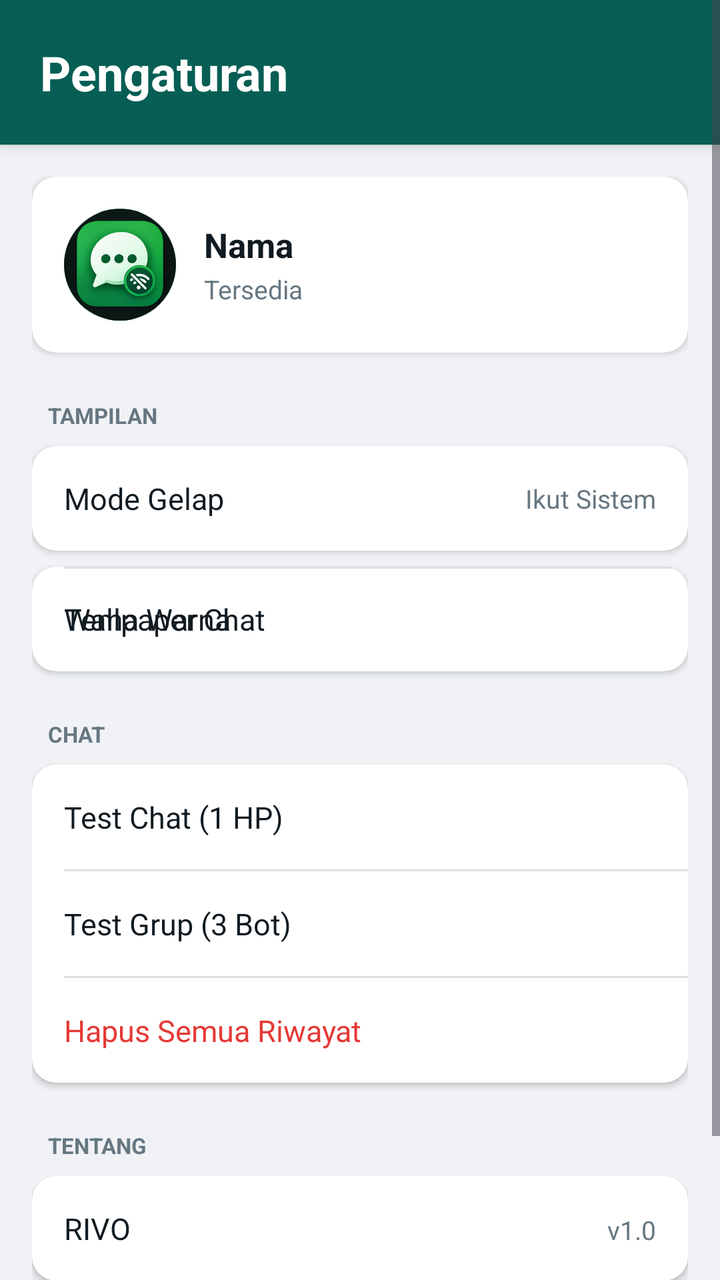
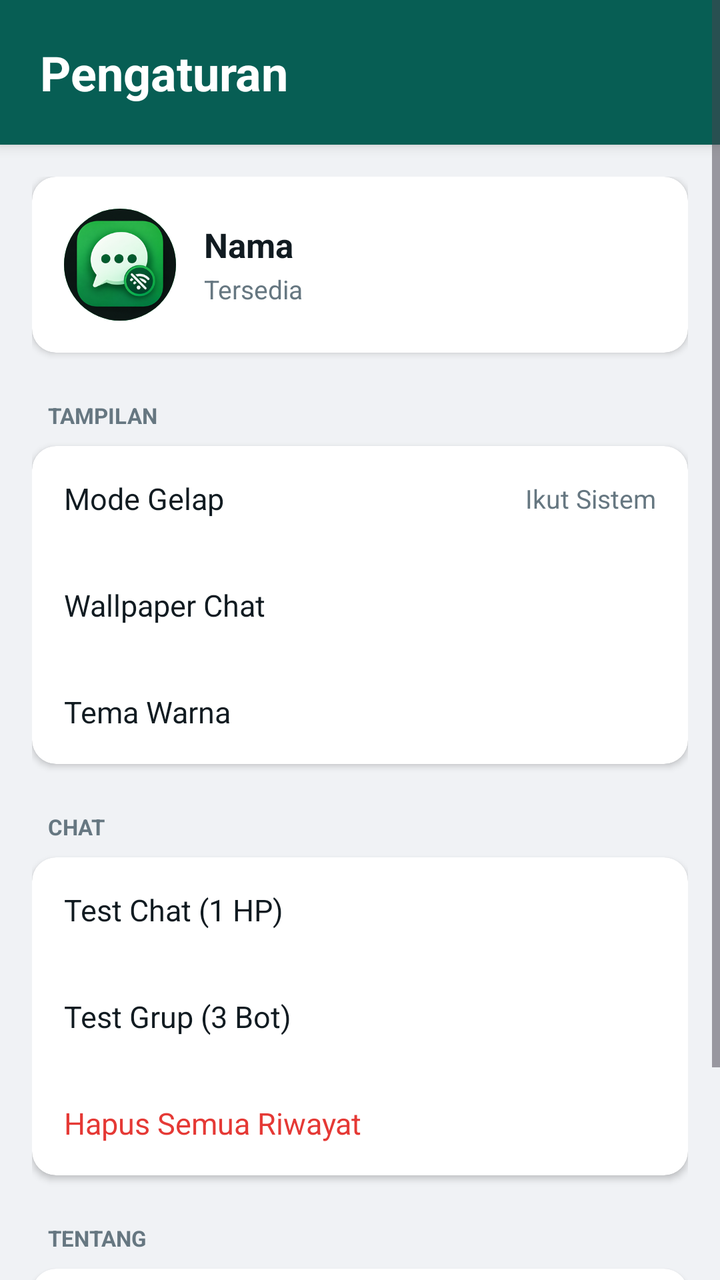

An Android layout rendered at two revisions. The XML below is the earlier revision; the diff shows what the commit changed to produce the second picture.
<!-- AndroidManifest.xml: application theme Theme.Material3.DayNight.NoActionBar -->
<!-- res/layout/activity_setting.xml -->
<?xml version="1.0" encoding="utf-8"?>
<ScrollView xmlns:android="http://schemas.android.com/apk/res/android"
    xmlns:app="http://schemas.android.com/apk/res-auto"
    android:layout_width="match_parent"
    android:layout_height="match_parent"
    android:background="@color/home_bg">

<LinearLayout
    android:layout_width="match_parent"
    android:layout_height="wrap_content"
    android:orientation="vertical">

    <LinearLayout
        android:layout_width="match_parent"
        android:layout_height="wrap_content"
        android:background="@drawable/header_bg"
        android:orientation="vertical"
        android:padding="20dp"
        android:elevation="4dp">

        <TextView
            android:layout_width="match_parent"
            android:layout_height="wrap_content"
            android:text="Pengaturan"
            android:textColor="#FFFFFF"
            android:textSize="24sp"
            android:textStyle="bold" />
    </LinearLayout>

    <LinearLayout
        android:layout_width="match_parent"
        android:layout_height="wrap_content"
        android:orientation="vertical"
        android:padding="16dp">

        <androidx.cardview.widget.CardView
            android:id="@+id/cardName"
            android:layout_width="match_parent"
            android:layout_height="wrap_content"
            app:cardCornerRadius="12dp"
            app:cardElevation="2dp"
            android:clickable="true"
            android:focusable="true"
            android:foreground="?android:attr/selectableItemBackground">

            <LinearLayout
                android:layout_width="match_parent"
                android:layout_height="wrap_content"
                android:orientation="horizontal"
                android:padding="16dp"
                android:gravity="center_vertical">

                
                <androidx.cardview.widget.CardView
                    android:layout_width="56dp"
                    android:layout_height="56dp"
                    app:cardCornerRadius="28dp"
                    app:cardElevation="0dp">

                    <ImageView
                        android:id="@+id/settingAvatar"
                        android:layout_width="match_parent"
                        android:layout_height="match_parent"
                        android:src="@drawable/splash_logo"
                        android:background="@color/brand_accent"
                        android:scaleType="centerCrop" />
                </androidx.cardview.widget.CardView>

                <LinearLayout
                    android:layout_width="0dp"
                    android:layout_height="wrap_content"
                    android:layout_weight="1"
                    android:orientation="vertical"
                    android:paddingStart="14dp">

                    <TextView
                        android:id="@+id/settingName"
                        android:layout_width="match_parent"
                        android:layout_height="wrap_content"
                        android:text="Nama"
                        android:textSize="17sp"
                        android:textStyle="bold"
                        android:textColor="@color/text_primary" />

                    <TextView
                        android:id="@+id/settingStatus"
                        android:layout_width="match_parent"
                        android:layout_height="wrap_content"
                        android:text="Tersedia"
                        android:textSize="13sp"
                        android:textColor="@color/text_secondary"
                        android:paddingTop="2dp" />
                </LinearLayout>
            </LinearLayout>
        </androidx.cardview.widget.CardView>

        <TextView
            android:layout_width="match_parent"
            android:layout_height="wrap_content"
            android:text="TAMPILAN"
            android:textSize="11sp"
            android:textStyle="bold"
            android:textColor="@color/text_secondary"
            android:paddingTop="24dp"
            android:paddingBottom="8dp"
            android:paddingStart="8dp" />

        <androidx.cardview.widget.CardView
            android:layout_width="match_parent"
            android:layout_height="wrap_content"
            app:cardCornerRadius="12dp"
            app:cardElevation="2dp">

            <LinearLayout
                android:id="@+id/rowDarkMode"
                android:layout_width="match_parent"
                android:layout_height="wrap_content"
                android:orientation="horizontal"
                android:padding="16dp"
                android:gravity="center_vertical"
                android:background="?android:attr/selectableItemBackground"
                android:clickable="true"
                android:focusable="true">

                <TextView
                    android:layout_width="0dp"
                    android:layout_height="wrap_content"
                    android:layout_weight="1"
                    android:text="Mode Gelap"
                    android:textSize="15sp"
                    android:textColor="@color/text_primary" />

                <TextView
                    android:id="@+id/darkModeValue"
                    android:layout_width="wrap_content"
                    android:layout_height="wrap_content"
                    android:text="Ikut Sistem"
                    android:textSize="13sp"
                    android:textColor="@color/text_secondary" />
            </LinearLayout>
        </androidx.cardview.widget.CardView>

        <androidx.cardview.widget.CardView
            android:layout_width="match_parent"
            android:layout_height="wrap_content"
            app:cardCornerRadius="12dp"
            app:cardElevation="2dp"
            android:layout_marginTop="8dp">

            <LinearLayout
                android:id="@+id/rowWallpaper"
                android:layout_width="match_parent"
                android:layout_height="wrap_content"
                android:orientation="horizontal"
                android:padding="16dp"
                android:background="?android:attr/selectableItemBackground"
                android:clickable="true"
                android:focusable="true">

                <TextView
                    android:layout_width="match_parent"
                    android:layout_height="wrap_content"
                    android:text="Wallpaper Chat"
                    android:textSize="15sp"
                    android:textColor="@color/text_primary" />
            </LinearLayout>

            <View
                android:layout_width="match_parent"
                android:layout_height="1dp"
                android:background="#20000000"
                android:layout_marginStart="16dp" />

            <LinearLayout
                android:id="@+id/rowTheme"
                android:layout_width="match_parent"
                android:layout_height="wrap_content"
                android:orientation="horizontal"
                android:padding="16dp"
                android:background="?android:attr/selectableItemBackground"
                android:clickable="true"
                android:focusable="true">

                <TextView
                    android:layout_width="match_parent"
                    android:layout_height="wrap_content"
                    android:text="Tema Warna"
                    android:textSize="15sp"
                    android:textColor="@color/text_primary" />
            </LinearLayout>
        </androidx.cardview.widget.CardView>

        <TextView
            android:layout_width="match_parent"
            android:layout_height="wrap_content"
            android:text="CHAT"
            android:textSize="11sp"
            android:textStyle="bold"
            android:textColor="@color/text_secondary"
            android:paddingTop="24dp"
            android:paddingBottom="8dp"
            android:paddingStart="8dp" />

        <androidx.cardview.widget.CardView
            android:layout_width="match_parent"
            android:layout_height="wrap_content"
            app:cardCornerRadius="12dp"
            app:cardElevation="2dp">

            <LinearLayout
                android:layout_width="match_parent"
                android:layout_height="wrap_content"
                android:orientation="vertical">

                <LinearLayout
                    android:id="@+id/rowTestChat"
                    android:layout_width="match_parent"
                    android:layout_height="wrap_content"
                    android:orientation="horizontal"
                    android:padding="16dp"
                    android:background="?android:attr/selectableItemBackground"
                    android:clickable="true"
                    android:focusable="true">

                    <TextView
                        android:layout_width="match_parent"
                        android:layout_height="wrap_content"
                        android:text="Test Chat (1 HP)"
                        android:textSize="15sp"
                        android:textColor="@color/text_primary" />
                </LinearLayout>

                <View
                    android:layout_width="match_parent"
                    android:layout_height="1dp"
                    android:background="#20000000"
                    android:layout_marginStart="16dp" />

                <LinearLayout
                    android:id="@+id/rowTestGroup"
                    android:layout_width="match_parent"
                    android:layout_height="wrap_content"
                    android:orientation="horizontal"
                    android:padding="16dp"
                    android:background="?android:attr/selectableItemBackground"
                    android:clickable="true"
                    android:focusable="true">

                    <TextView
                        android:layout_width="match_parent"
                        android:layout_height="wrap_content"
                        android:text="Test Grup (3 Bot)"
                        android:textSize="15sp"
                        android:textColor="@color/text_primary" />
                </LinearLayout>

                <View
                    android:layout_width="match_parent"
                    android:layout_height="1dp"
                    android:background="#20000000"
                    android:layout_marginStart="16dp" />

                <LinearLayout
                    android:id="@+id/rowClearAll"
                    android:layout_width="match_parent"
                    android:layout_height="wrap_content"
                    android:orientation="horizontal"
                    android:padding="16dp"
                    android:background="?android:attr/selectableItemBackground"
                    android:clickable="true"
                    android:focusable="true">

                    <TextView
                        android:layout_width="match_parent"
                        android:layout_height="wrap_content"
                        android:text="Hapus Semua Riwayat"
                        android:textSize="15sp"
                        android:textColor="#E53935" />
                </LinearLayout>
            </LinearLayout>
        </androidx.cardview.widget.CardView>

        <TextView
            android:layout_width="match_parent"
            android:layout_height="wrap_content"
            android:text="TENTANG"
            android:textSize="11sp"
            android:textStyle="bold"
            android:textColor="@color/text_secondary"
            android:paddingTop="24dp"
            android:paddingBottom="8dp"
            android:paddingStart="8dp" />

        <androidx.cardview.widget.CardView
            android:layout_width="match_parent"
            android:layout_height="wrap_content"
            app:cardCornerRadius="12dp"
            app:cardElevation="2dp">

            <LinearLayout
                android:id="@+id/rowAbout"
                android:layout_width="match_parent"
                android:layout_height="wrap_content"
                android:orientation="horizontal"
                android:padding="16dp"
                android:background="?android:attr/selectableItemBackground"
                android:clickable="true"
                android:focusable="true">

                <TextView
                    android:layout_width="0dp"
                    android:layout_height="wrap_content"
                    android:layout_weight="1"
                    android:text="RIVO"
                    android:textSize="15sp"
                    android:textColor="@color/text_primary" />

                <TextView
                    android:layout_width="wrap_content"
                    android:layout_height="wrap_content"
                    android:text="v1.0"
                    android:textSize="13sp"
                    android:textColor="@color/text_secondary" />
            </LinearLayout>
        </androidx.cardview.widget.CardView>

        <TextView
            android:layout_width="match_parent"
            android:layout_height="wrap_content"
            android:text="Offline Chat • Tanpa Internet"
            android:textAlignment="center"
            android:textSize="11sp"
            android:textColor="@color/text_secondary"
            android:paddingTop="30dp"
            android:paddingBottom="20dp" />
    </LinearLayout>
</LinearLayout>
</ScrollView>
<!-- resources referenced by this layout -->
<resources>
  <color name="brand_accent">#25D366</color>
  <color name="home_bg">#F0F2F5</color>
  <color name="text_primary">#111B21</color>
  <color name="text_secondary">#667781</color>
  <!-- drawable header_bg (drawable) -->
  <?xml version="1.0" encoding="utf-8"?>
  <shape xmlns:android="http://schemas.android.com/apk/res/android"
      android:shape="rectangle">
      <solid android:color="@color/brand_green" />
  </shape>
  <!-- drawable splash_logo: png bitmap (drawable, 55583 bytes) -->
  <color name="brand_green">#075E54</color>
</resources>

<!-- the commit's change to res/layout/activity_setting.xml (unified diff, before → after) -->
@@ -33,6 +33,7 @@
         android:orientation="vertical"
         android:padding="16dp">
 
+        
         <androidx.cardview.widget.CardView
             android:id="@+id/cardName"
             android:layout_width="match_parent"
@@ -50,21 +51,24 @@
                 android:padding="16dp"
                 android:gravity="center_vertical">
 
-                
-                <androidx.cardview.widget.CardView
+                <FrameLayout
                     android:layout_width="56dp"
-                    android:layout_height="56dp"
-                    app:cardCornerRadius="28dp"
-                    app:cardElevation="0dp">
-
-                    <ImageView
-                        android:id="@+id/settingAvatar"
+                    android:layout_height="56dp">
+                    <androidx.cardview.widget.CardView
                         android:layout_width="match_parent"
                         android:layout_height="match_parent"
-                        android:src="@drawable/splash_logo"
-                        android:background="@color/brand_accent"
-                        android:scaleType="centerCrop" />
-                </androidx.cardview.widget.CardView>
+                        app:cardCornerRadius="28dp"
+                        app:cardElevation="0dp"
+                        app:cardPreventCornerOverlap="true">
+                        <ImageView
+                            android:id="@+id/settingAvatar"
+                            android:layout_width="match_parent"
+                            android:layout_height="match_parent"
+                            android:scaleType="centerCrop"
+                            android:src="@drawable/splash_logo"
+                            android:background="@color/brand_accent" />
+                    </androidx.cardview.widget.CardView>
+                </FrameLayout>
 
                 <LinearLayout
                     android:layout_width="0dp"
@@ -94,6 +98,7 @@
             </LinearLayout>
         </androidx.cardview.widget.CardView>
 
+        
         <TextView
             android:layout_width="match_parent"
             android:layout_height="wrap_content"
@@ -112,84 +117,92 @@
             app:cardElevation="2dp">
 
             <LinearLayout
-                android:id="@+id/rowDarkMode"
                 android:layout_width="match_parent"
                 android:layout_height="wrap_content"
-                android:orientation="horizontal"
-                android:padding="16dp"
-                android:gravity="center_vertical"
-                android:background="?android:attr/selectableItemBackground"
-                android:clickable="true"
-                android:focusable="true">
-
-                <TextView
-                    android:layout_width="0dp"
-                    android:layout_height="wrap_content"
-                    android:layout_weight="1"
-                    android:text="Mode Gelap"
-                    android:textSize="15sp"
-                    android:textColor="@color/text_primary" />
-
-                <TextView
-                    android:id="@+id/darkModeValue"
-                    android:layout_width="wrap_content"
-                    android:layout_height="wrap_content"
-                    android:text="Ikut Sistem"
-                    android:textSize="13sp"
-                    android:textColor="@color/text_secondary" />
+                android:orientation="vertical">
+
+                
+                <LinearLayout
+                    android:id="@+id/rowDarkMode"
+                    android:layout_width="match_parent"
+                    android:layout_height="wrap_content"
+                    android:orientation="horizontal"
+                    android:padding="16dp"
+                    android:gravity="center_vertical"
+                    android:background="?android:attr/selectableItemBackground"
+                    android:clickable="true"
+                    android:focusable="true">
+
+                    <TextView
+                        android:layout_width="0dp"
+                        android:layout_height="wrap_content"
+                        android:layout_weight="1"
+                        android:text="Mode Gelap"
+                        android:textSize="15sp"
+                        android:textColor="@color/text_primary" />
+
+                    <TextView
+                        android:id="@+id/darkModeValue"
+                        android:layout_width="wrap_content"
+                        android:layout_height="wrap_content"
+                        android:text="Ikut Sistem"
+                        android:textSize="13sp"
+                        android:textColor="@color/text_secondary" />
+                </LinearLayout>
+
+                <View
+                    android:layout_width="match_parent"
+                    android:layout_height="1dp"
+                    android:background="#20FFFFFF"
+                    android:layout_marginStart="16dp" />
+
+                
+                <LinearLayout
+                    android:id="@+id/rowWallpaper"
+                    android:layout_width="match_parent"
+                    android:layout_height="wrap_content"
+                    android:orientation="horizontal"
+                    android:padding="16dp"
+                    android:background="?android:attr/selectableItemBackground"
+                    android:clickable="true"
+                    android:focusable="true">
+
+                    <TextView
+                        android:layout_width="match_parent"
+                        android:layout_height="wrap_content"
+                        android:text="Wallpaper Chat"
+                        android:textSize="15sp"
+                        android:textColor="@color/text_primary" />
+                </LinearLayout>
+
+                <View
+                    android:layout_width="match_parent"
+                    android:layout_height="1dp"
+                    android:background="#20FFFFFF"
+                    android:layout_marginStart="16dp" />
+
+                
+                <LinearLayout
+                    android:id="@+id/rowTheme"
+                    android:layout_width="match_parent"
+                    android:layout_height="wrap_content"
+                    android:orientation="horizontal"
+                    android:padding="16dp"
+                    android:background="?android:attr/selectableItemBackground"
+                    android:clickable="true"
+                    android:focusable="true">
+
+                    <TextView
+                        android:layout_width="match_parent"
+                        android:layout_height="wrap_content"
+                        android:text="Tema Warna"
+                        android:textSize="15sp"
+                        android:textColor="@color/text_primary" />
+                </LinearLayout>
             </LinearLayout>
         </androidx.cardview.widget.CardView>
 
-        <androidx.cardview.widget.CardView
-            android:layout_width="match_parent"
-            android:layout_height="wrap_content"
-            app:cardCornerRadius="12dp"
-            app:cardElevation="2dp"
-            android:layout_marginTop="8dp">
-
-            <LinearLayout
-                android:id="@+id/rowWallpaper"
-                android:layout_width="match_parent"
-                android:layout_height="wrap_content"
-                android:orientation="horizontal"
-                android:padding="16dp"
-                android:background="?android:attr/selectableItemBackground"
-                android:clickable="true"
-                android:focusable="true">
-
-                <TextView
-                    android:layout_width="match_parent"
-                    android:layout_height="wrap_content"
-                    android:text="Wallpaper Chat"
-                    android:textSize="15sp"
-                    android:textColor="@color/text_primary" />
-            </LinearLayout>
-
-            <View
-                android:layout_width="match_parent"
-                android:layout_height="1dp"
-                android:background="#20000000"
-                android:layout_marginStart="16dp" />
-
-            <LinearLayout
-                android:id="@+id/rowTheme"
-                android:layout_width="match_parent"
-                android:layout_height="wrap_content"
-                android:orientation="horizontal"
-                android:padding="16dp"
-                android:background="?android:attr/selectableItemBackground"
-                android:clickable="true"
-                android:focusable="true">
-
-                <TextView
-                    android:layout_width="match_parent"
-                    android:layout_height="wrap_content"
-                    android:text="Tema Warna"
-                    android:textSize="15sp"
-                    android:textColor="@color/text_primary" />
-            </LinearLayout>
-        </androidx.cardview.widget.CardView>
-
+        
         <TextView
             android:layout_width="match_parent"
             android:layout_height="wrap_content"
@@ -233,7 +246,7 @@
                 <View
                     android:layout_width="match_parent"
                     android:layout_height="1dp"
-                    android:background="#20000000"
+                    android:background="#20FFFFFF"
                     android:layout_marginStart="16dp" />
 
                 <LinearLayout
@@ -257,7 +270,7 @@
                 <View
                     android:layout_width="match_parent"
                     android:layout_height="1dp"
-                    android:background="#20000000"
+                    android:background="#20FFFFFF"
                     android:layout_marginStart="16dp" />
 
                 <LinearLayout
@@ -280,6 +293,7 @@
             </LinearLayout>
         </androidx.cardview.widget.CardView>
 
+        
         <TextView
             android:layout_width="match_parent"
             android:layout_height="wrap_content"
